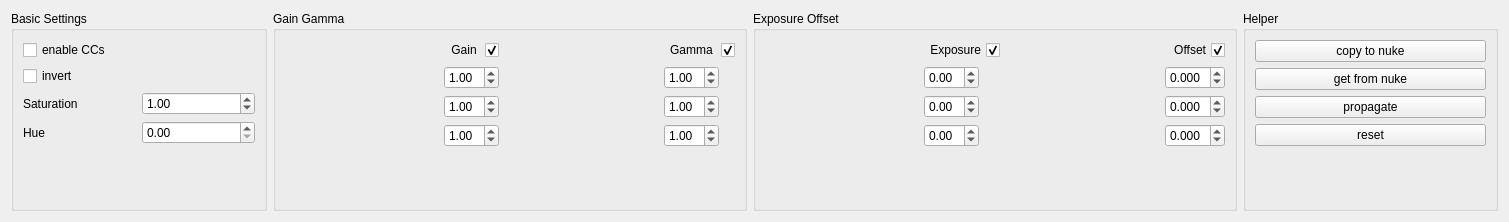
First picture: the form in plugins/SupportFiles/colorUi/colorUiGui.ui, repository nebukadhezer/rvColorUi, before the edit.
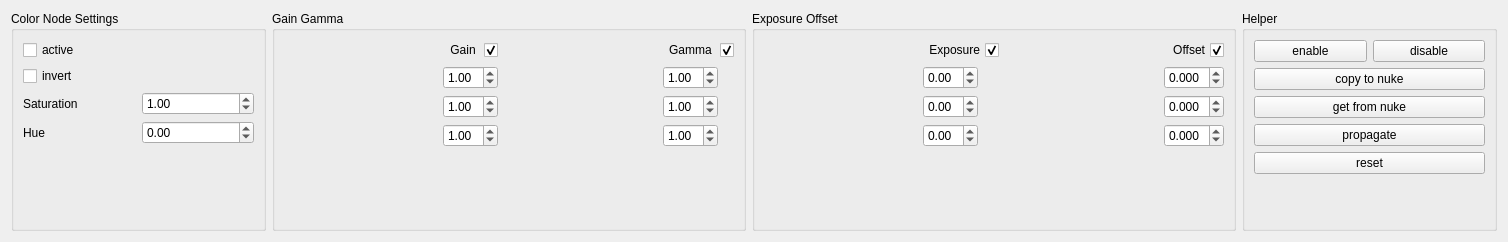
Second picture: the form after the edit.

Commit message: added logo reworked active setup global enable disable knobs for all color nodes

Patch:
```diff
--- a/plugins/SupportFiles/colorUi/colorUiGui.ui
+++ b/plugins/SupportFiles/colorUi/colorUiGui.ui
@@ -6,8 +6,8 @@
    <rect>
     <x>0</x>
     <y>0</y>
-    <width>1509</width>
-    <height>221</height>
+    <width>1508</width>
+    <height>242</height>
    </rect>
   </property>
   <property name="windowTitle">
@@ -17,64 +17,91 @@
    <item>
     <widget class="QGroupBox" name="groupBox">
      <property name="title">
-      <string>Basic Settings</string>
+      <string>Color Node Settings</string>
      </property>
-     <layout class="QGridLayout" name="gridLayout_4">
-      <item row="2" column="1">
-       <widget class="QDoubleSpinBox" name="saturation">
-        <property name="singleStep">
-         <double>0.100000000000000</double>
-        </property>
-        <property name="value">
-         <double>1.000000000000000</double>
-        </property>
-       </widget>
-      </item>
-      <item row="3" column="0">
-       <widget class="QLabel" name="label_9">
-        <property name="text">
-         <string>Hue</string>
-        </property>
-       </widget>
-      </item>
-      <item row="2" column="0">
-       <widget class="QLabel" name="label_8">
-        <property name="text">
-         <string>Saturation</string>
-        </property>
-       </widget>
-      </item>
-      <item row="0" column="0" colspan="2">
+     <layout class="QVBoxLayout" name="verticalLayout_6">
+      <item>
        <widget class="QCheckBox" name="active">
         <property name="text">
-         <string>enable CCs</string>
+         <string>active</string>
         </property>
         <property name="checked">
          <bool>false</bool>
         </property>
        </widget>
       </item>
-      <item row="1" column="0">
+      <item>
        <widget class="QCheckBox" name="invert">
         <property name="text">
          <string>invert</string>
         </property>
        </widget>
       </item>
-      <item row="3" column="1">
-       <widget class="QDoubleSpinBox" name="hue">
-        <property name="maximum">
-         <double>360.000000000000000</double>
+      <item>
+       <layout class="QHBoxLayout" name="horizontalLayout_3">
+        <item>
+         <widget class="QLabel" name="label_8">
+          <property name="text">
+           <string>Saturation</string>
+          </property>
+         </widget>
+        </item>
+        <item>
+         <widget class="QDoubleSpinBox" name="saturation">
+          <property name="singleStep">
+           <double>0.100000000000000</double>
+          </property>
+          <property name="value">
+           <double>1.000000000000000</double>
+          </property>
+         </widget>
+        </item>
+       </layout>
+      </item>
+      <item>
+       <layout class="QHBoxLayout" name="horizontalLayout_4">
+        <item>
+         <widget class="QLabel" name="label_9">
+          <property name="text">
+           <string>Hue</string>
+          </property>
+         </widget>
+        </item>
+        <item>
+         <widget class="QDoubleSpinBox" name="hue">
+          <property name="minimum">
+           <double>-100.000000000000000</double>
+          </property>
+          <property name="maximum">
+           <double>100.000000000000000</double>
+          </property>
+          <property name="singleStep">
+           <double>0.100000000000000</double>
+          </property>
+          <property name="value">
+           <double>0.000000000000000</double>
+          </property>
+         </widget>
+        </item>
+       </layout>
+      </item>
+      <item>
+       <widget class="QLabel" name="logo">
+        <property name="minimumSize">
+         <size>
+          <width>128</width>
+          <height>10</height>
+         </size>
         </property>
-        <property name="singleStep">
-         <double>10.000000000000000</double>
+        <property name="text">
+         <string/>
         </property>
-        <property name="value">
-         <double>0.000000000000000</double>
+        <property name="alignment">
+         <set>Qt::AlignCenter</set>
         </property>
        </widget>
       </item>
-      <item row="4" column="0">
+      <item>
        <spacer name="verticalSpacer_9">
         <property name="orientation">
          <enum>Qt::Vertical</enum>
@@ -82,7 +109,7 @@
         <property name="sizeHint" stdset="0">
          <size>
           <width>20</width>
-          <height>40</height>
+          <height>0</height>
          </size>
         </property>
        </spacer>
@@ -562,31 +589,32 @@
      <property name="title">
       <string>Helper</string>
      </property>
-     <layout class="QGridLayout" name="gridLayout_3">
-      <item row="1" column="0">
-       <widget class="QPushButton" name="getSettingsNuke">
-        <property name="toolTip">
-         <string>&lt;html&gt;&lt;head/&gt;&lt;body&gt;&lt;p&gt;select Nodes in Nuke and Copy them to the clipboard &lt;/p&gt;&lt;p&gt;then those nodes will be parsed and the settings be applied&lt;/p&gt;&lt;p&gt;of course only gain / gamma / saturation / offset will be used&lt;/p&gt;&lt;/body&gt;&lt;/html&gt;</string>
-        </property>
-        <property name="text">
-         <string>get from nuke</string>
-        </property>
-       </widget>
+     <layout class="QVBoxLayout" name="verticalLayout">
+      <item>
+       <layout class="QHBoxLayout" name="horizontalLayout_2">
+        <item>
+         <widget class="QPushButton" name="enableAll">
+          <property name="toolTip">
+           <string>&lt;html&gt;&lt;head/&gt;&lt;body&gt;&lt;p&gt;enable all rv color nodes&lt;/p&gt;&lt;/body&gt;&lt;/html&gt;</string>
+          </property>
+          <property name="text">
+           <string>enable</string>
+          </property>
+         </widget>
+        </item>
+        <item>
+         <widget class="QPushButton" name="disableAll">
+          <property name="toolTip">
+           <string>&lt;html&gt;&lt;head/&gt;&lt;body&gt;&lt;p&gt;disable all rv color nodes&lt;/p&gt;&lt;/body&gt;&lt;/html&gt;</string>
+          </property>
+          <property name="text">
+           <string>disable</string>
+          </property>
+         </widget>
+        </item>
+       </layout>
       </item>
-      <item row="4" column="0">
-       <spacer name="verticalSpacer_10">
-        <property name="orientation">
-         <enum>Qt::Vertical</enum>
-        </property>
-        <property name="sizeHint" stdset="0">
-         <size>
-          <width>20</width>
-          <height>40</height>
-         </size>
-        </property>
-       </spacer>
-      </item>
-      <item row="0" column="0">
+      <item>
        <widget class="QPushButton" name="createNodesNuke">
         <property name="toolTip">
          <string>&lt;html&gt;&lt;head/&gt;&lt;body&gt;&lt;p&gt;this will create Nodes for Nuke that can be pasted inside Nuke&lt;/p&gt;&lt;p&gt;it will be a saturation Node; Grade Node and a Exposure Node,&lt;/p&gt;&lt;p&gt;depending which corrections have been applied to rvs color Node&lt;/p&gt;&lt;/body&gt;&lt;/html&gt;</string>
@@ -596,7 +624,17 @@
         </property>
        </widget>
       </item>
-      <item row="2" column="0">
+      <item>
+       <widget class="QPushButton" name="getSettingsNuke">
+        <property name="toolTip">
+         <string>&lt;html&gt;&lt;head/&gt;&lt;body&gt;&lt;p&gt;select Nodes in Nuke and Copy them to the clipboard &lt;/p&gt;&lt;p&gt;then those nodes will be parsed and the settings be applied&lt;/p&gt;&lt;p&gt;of course only gain / gamma / saturation / offset will be used&lt;/p&gt;&lt;/body&gt;&lt;/html&gt;</string>
+        </property>
+        <property name="text">
+         <string>get from nuke</string>
+        </property>
+       </widget>
+      </item>
+      <item>
        <widget class="QPushButton" name="propagateToAllColor">
         <property name="toolTip">
          <string>&lt;html&gt;&lt;head/&gt;&lt;body&gt;&lt;p&gt;copy the settings from the current rvcolor node to all rvcolor nodes&lt;/p&gt;&lt;/body&gt;&lt;/html&gt;</string>
@@ -606,13 +644,26 @@
         </property>
        </widget>
       </item>
-      <item row="3" column="0">
+      <item>
        <widget class="QPushButton" name="reset">
         <property name="text">
          <string>reset</string>
         </property>
        </widget>
       </item>
+      <item>
+       <spacer name="verticalSpacer_10">
+        <property name="orientation">
+         <enum>Qt::Vertical</enum>
+        </property>
+        <property name="sizeHint" stdset="0">
+         <size>
+          <width>20</width>
+          <height>40</height>
+         </size>
+        </property>
+       </spacer>
+      </item>
      </layout>
     </widget>
    </item>
```
The commit also changes 2 other files.
